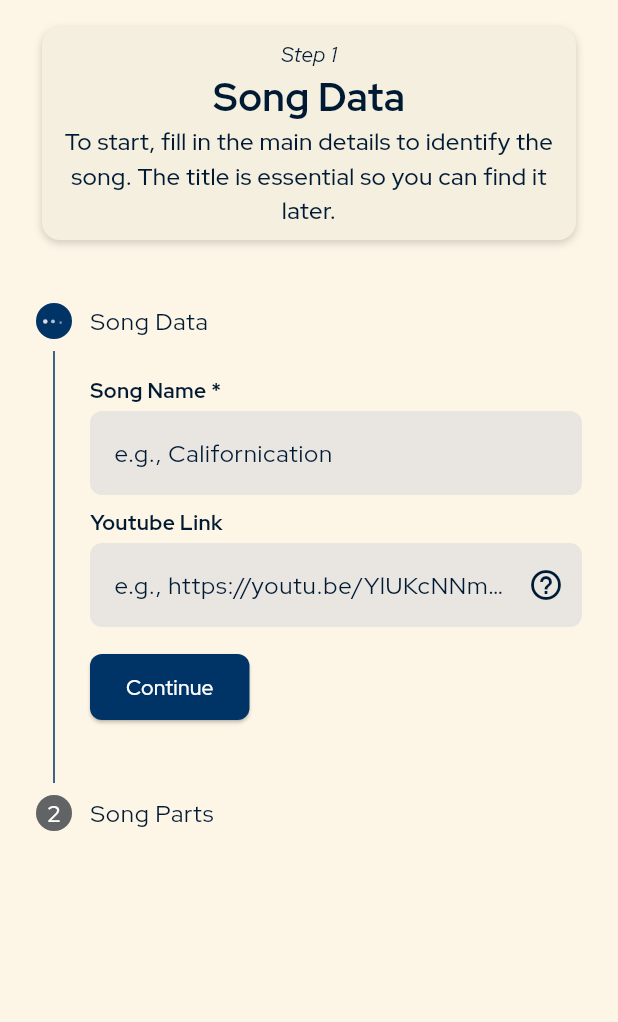
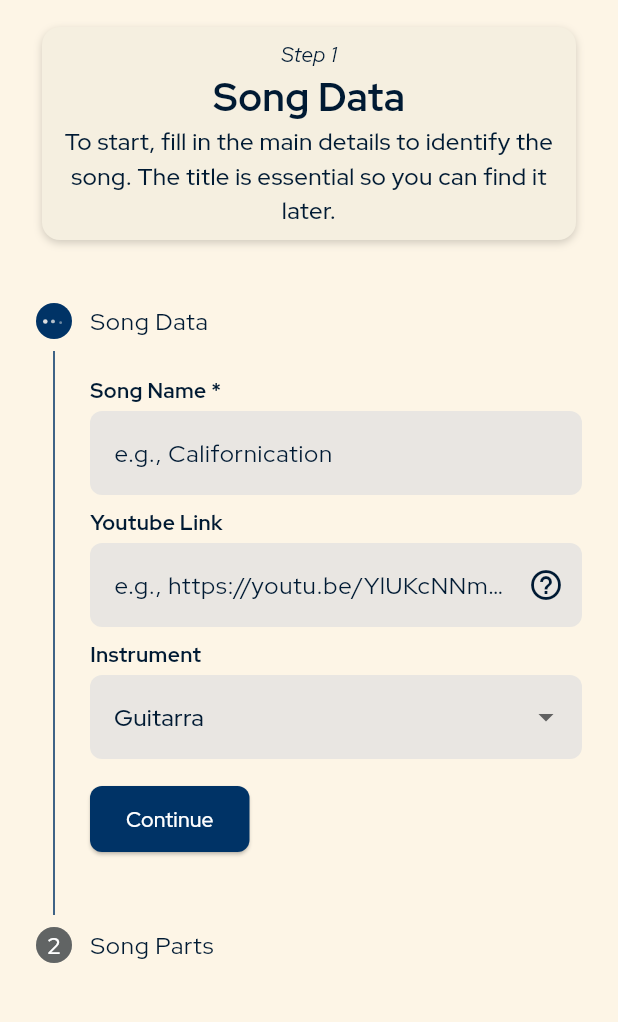
Before and after one commit to vinicalgaro/Guitar-Notebook, a Flutter app: the CadastroMusicaPage screen opened by its route, on a phone screen of 412 x 824 dp, the part 84-1106 px from its top. Run offline on Flutter 3.47's test engine with Material 3 defaults, Android fonts, the phone set to English and light mode, and no system bars; our stand-ins replace bot_toast, freezed_annotation, google_fonts, lottie, package_info_plus, shared_preferences; accounts and stored records are empty; generated files the repository leaves out were written again.

Commit message:
Segue implementação do cadastro de música

```diff
--- a/lib/l10n/intl_en.arb
+++ b/lib/l10n/intl_en.arb
@@ -45,5 +45,6 @@
   "addParte": "Add New Part",
   "part": "Part",
   "ritmo": "Rhythm",
-  "sequencia": "Sequence"
+  "sequencia": "Sequence",
+  "instrumento": "Instrument"
 }
--- a/lib/l10n/intl_pt.arb
+++ b/lib/l10n/intl_pt.arb
@@ -50,5 +50,6 @@
   "addParte": "Adicionar Nova Parte",
   "part": "Parte",
   "ritmo": "Ritmo",
-  "sequencia": "Sequência"
+  "sequencia": "Sequência",
+  "instrumento": "Instrumento"
 }
--- a/lib/model/musica/musica.dart
+++ b/lib/model/musica/musica.dart
@@ -1,9 +1,30 @@
+import 'package:guitar_learner/model/musica/models.dart';
+
 import 'parte.dart';
+import 'package:freezed_annotation/freezed_annotation.dart';
 
-class Musica {
-  String nome;
-  String? linkYoutube;
-  List<Parte> partes;
+part 'musica.freezed.dart';
 
-  Musica(this.nome, this.linkYoutube, this.partes);
+@freezed
+class Musica with _$Musica {
+  const factory Musica(
+      {required String nome,
+      required Instrumento instrumento,
+      String? linkYoutube,
+      required List<Parte> partes}) = _Musica;
 }
+
+enum Instrumento {
+  violao('Violão', 6),
+  guitarra('Guitarra', 6),
+  ukelele('Ukelele', 4);
+
+  final String _name;
+  final int _numCordas;
+
+  const Instrumento(this._name, this._numCordas);
+
+  int get numCordas => _numCordas;
+
+  String get name => _name;
+}
--- a/lib/model/musica/parte.dart
+++ b/lib/model/musica/parte.dart
@@ -1,10 +1,13 @@
-import 'ritmo.dart';
-import 'sequencia.dart';
+import 'package:freezed_annotation/freezed_annotation.dart';
+import 'package:guitar_learner/model/musica/models.dart';
 
-class Parte {
-  String nome;
-  Ritmo ritmo;
-  Sequencia sequencia;
+part 'parte.freezed.dart';
 
-  Parte(this.nome, this.ritmo, this.sequencia);
+@freezed
+class Parte with _$Parte {
+  const factory Parte({
+    required String nome,
+    required Ritmo ritmo,
+    required Sequencia sequencia,
+  }) = _Parte;
 }
--- a/lib/view/cadastro_musica_page.dart
+++ b/lib/view/cadastro_musica_page.dart
@@ -4,15 +4,17 @@ import 'package:guitar_learner/extensions/navigation_extension.dart';
 import 'package:guitar_learner/helpers/helper_toast.dart';
 import 'package:guitar_learner/view/widgets/parte_item_widget.dart';
 import 'package:guitar_learner/widgets/default_card_container.dart';
+import 'package:guitar_learner/widgets/default_dropdownbutton.dart';
 import 'package:guitar_learner/widgets/default_page_scaffold.dart';
 import 'package:guitar_learner/widgets/default_stepper.dart';
 import 'package:guitar_learner/widgets/default_textformfield.dart';
 
 import '../helpers/step_builder.dart';
+import '../model/musica/models.dart';
 import '../widgets/default_textbutton.dart';
 
 class CadastroMusicaPage extends StatefulWidget {
-  final Object? musica;
+  final Musica? musica;
 
   const CadastroMusicaPage({super.key, this.musica});
 
@@ -32,12 +34,25 @@ class _CadastroMusicaPageState extends State<CadastroMusicaPage> {
 
   bool get isEditing => widget.musica != null;
 
+  late Musica _musicaRascunho;
+
   @override
   void initState() {
     super.initState();
+
     _nomeMusicaController = TextEditingController();
     _linkYoutubeController = TextEditingController();
     _partNameController = TextEditingController();
+
+    if (isEditing) {
+      _musicaRascunho = widget.musica!;
+    } else {
+      _musicaRascunho =
+          const Musica(nome: '', instrumento: Instrumento.guitarra, partes: []);
+    }
+
+    _nomeMusicaController.text = _musicaRascunho.nome;
+    _linkYoutubeController.text = _musicaRascunho.linkYoutube ?? '';
   }
 
   @override
@@ -167,6 +182,18 @@ class _CadastroMusicaPageState extends State<CadastroMusicaPage> {
                 hintText: AppLocalizations.of(context)!.hintSongUrl,
                 helpText: AppLocalizations.of(context)!.helpYoutube,
                 controller: _linkYoutubeController),
+            const SizedBox(height: 8.0),
+            DefaultDropdownButton<Instrumento>(
+              label: AppLocalizations.of(context)!.instrumento,
+              items: Instrumento.values,
+              value: _musicaRascunho.instrumento,
+              onChanged: (selected) {
+                if (selected == null) return;
+                _musicaRascunho =
+                    _musicaRascunho.copyWith(instrumento: selected);
+              },
+              itemBuilder: (item) => Text(item.name),
+            ),
           ],
         ),
       ),
@@ -179,6 +206,10 @@ class _CadastroMusicaPageState extends State<CadastroMusicaPage> {
         key: _formKeyStep2,
         child: Column(
           children: [
+            ParteItemWidget(
+              partNameController: _partNameController,
+              index: 1,
+            ),
             DefaultTextButton(
               onPressed: () {},
               expandText: true,
@@ -187,10 +218,6 @@ class _CadastroMusicaPageState extends State<CadastroMusicaPage> {
                 AppLocalizations.of(context)!.addParte,
                 style: const TextStyle(fontWeight: FontWeight.w500),
               ),
-            ),
-            ParteItemWidget(
-              partNameController: _partNameController,
-              index: 1,
             ),
           ],
         ),
--- /dev/null
+++ b/lib/widgets/default_dropdownbutton.dart
@@ -0,0 +1,42 @@
+import 'package:flutter/material.dart';
+
+class DefaultDropdownButton<T> extends StatelessWidget {
+  final String label;
+  final List<T> items;
+  final void Function(T?)? onChanged;
+  final T? value;
+  final Widget Function(T item) itemBuilder;
+
+  const DefaultDropdownButton({
+    super.key,
+    required this.label,
+    required this.items,
+    required this.onChanged,
+    required this.itemBuilder,
+    this.value,
+  });
+
+  @override
+  Widget build(BuildContext context) {
+    return Column(
+      crossAxisAlignment: CrossAxisAlignment.start,
+      children: [
+        Text(label, style: const TextStyle(fontWeight: FontWeight.bold)),
+        const SizedBox(height: 4),
+        DropdownButtonFormField<T>(
+          value: value,
+          decoration: const InputDecoration(),
+          borderRadius: BorderRadius.circular(8.0),
+          items: items.map((item) {
+            return DropdownMenuItem<T>(
+              value: item,
+              child: itemBuilder(item),
+            );
+          }).toList(),
+          dropdownColor: Theme.of(context).colorScheme.surface,
+          onChanged: onChanged,
+        ),
+      ],
+    );
+  }
+}
```
Also changed, not shown: lib/model/musica/models.dart (added, +7 -0 lines), lib/model/musica/ritmo.dart (+7 -11 lines), lib/generated/intl/messages_en.dart, lib/generated/intl/messages_pt.dart, lib/generated/l10n.dart.
